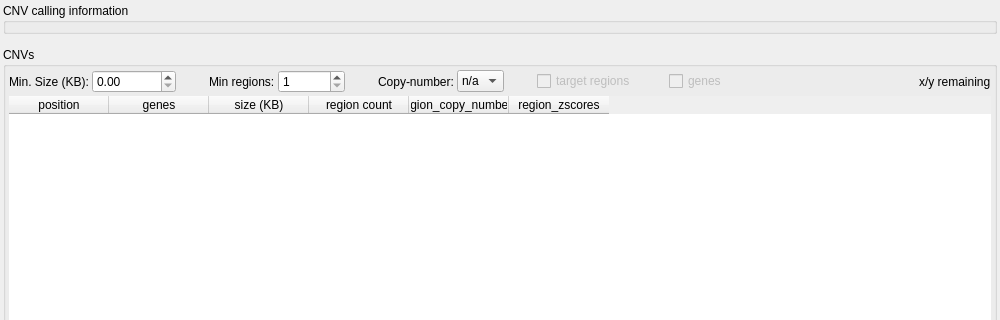
The window that src/GSvar/CnvWidget.ui (imgag/ngs-bits) describes before a commit, drawn with Qt 5; both pictures show x 0 to 1000 and y 0 to 320 of the 1000 by 542 pixel window.
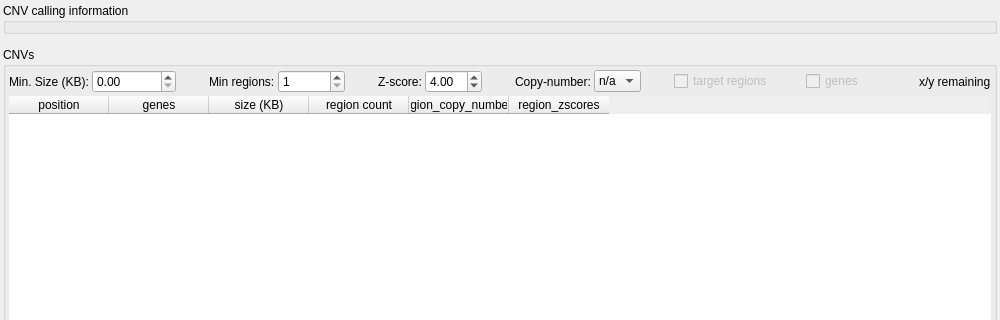
The same window after the commit. Icons and pictures are not drawn.

Commit message: GSvar: Added z-score based filter to CNV windows.

The edit to the form file:
```diff
--- a/src/GSvar/CnvWidget.ui
+++ b/src/GSvar/CnvWidget.ui
@@ -163,6 +163,39 @@
           </property>
          </widget>
         </item>
+        <item>
+         <spacer name="horizontalSpacer_7">
+          <property name="orientation">
+           <enum>Qt::Horizontal</enum>
+          </property>
+          <property name="sizeType">
+           <enum>QSizePolicy::Fixed</enum>
+          </property>
+          <property name="sizeHint" stdset="0">
+           <size>
+            <width>30</width>
+            <height>1</height>
+           </size>
+          </property>
+         </spacer>
+        </item>
+        <item>
+         <widget class="QLabel" name="label_4">
+          <property name="text">
+           <string>Z-score:</string>
+          </property>
+         </widget>
+        </item>
+        <item>
+         <widget class="QDoubleSpinBox" name="f_z">
+          <property name="singleStep">
+           <double>0.500000000000000</double>
+          </property>
+          <property name="value">
+           <double>4.000000000000000</double>
+          </property>
+         </widget>
+        </item>
         <item>
          <spacer name="horizontalSpacer_3">
           <property name="orientation">
```
The commit also changes 2 other files.
